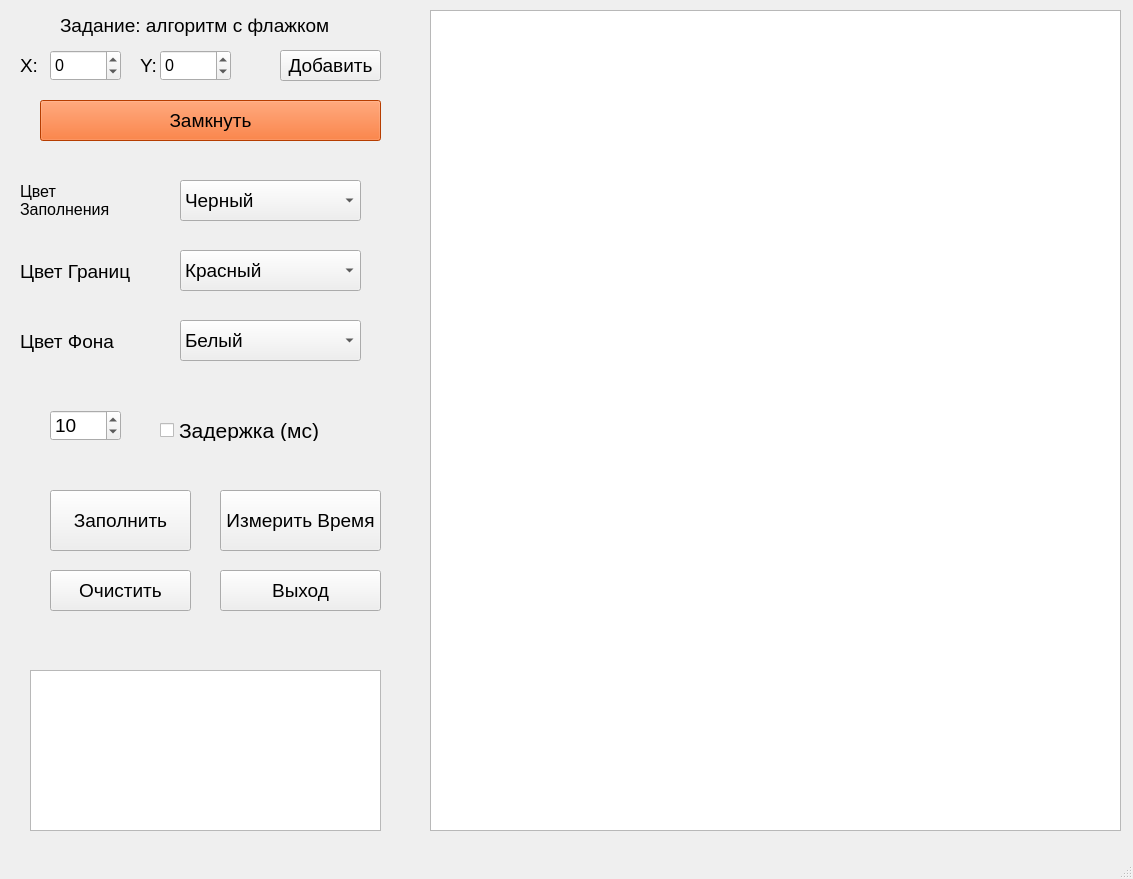
This is 5/design.ui in awarebayes/kg as Qt 5 draws it before an edit. The edited form follows.
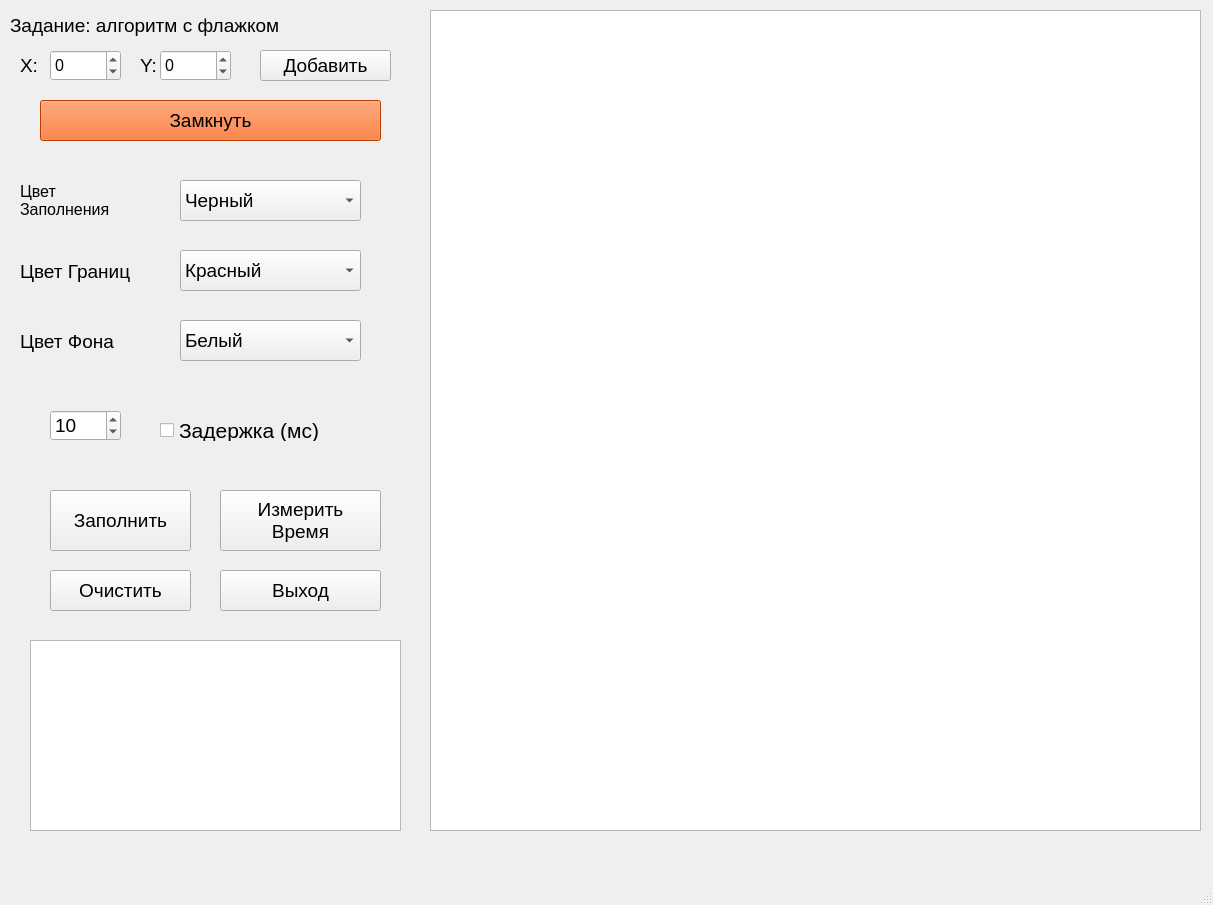
This is the edited form.

```diff
--- a/5/design.ui
+++ b/5/design.ui
@@ -6,8 +6,8 @@
    <rect>
     <x>0</x>
     <y>0</y>
-    <width>1133</width>
-    <height>879</height>
+    <width>1213</width>
+    <height>905</height>
    </rect>
   </property>
   <property name="windowTitle">
@@ -19,7 +19,7 @@
      <rect>
       <x>430</x>
       <y>10</y>
-      <width>691</width>
+      <width>771</width>
       <height>821</height>
      </rect>
     </property>
@@ -90,9 +90,9 @@
    <widget class="QPushButton" name="add_btn">
     <property name="geometry">
      <rect>
-      <x>280</x>
+      <x>260</x>
       <y>50</y>
-      <width>101</width>
+      <width>131</width>
       <height>31</height>
      </rect>
     </property>
@@ -726,7 +726,7 @@
      <rect>
       <x>160</x>
       <y>420</y>
-      <width>191</width>
+      <width>241</width>
       <height>21</height>
      </rect>
     </property>
@@ -854,9 +854,9 @@
    <widget class="QLabel" name="label_6">
     <property name="geometry">
      <rect>
-      <x>60</x>
+      <x>10</x>
       <y>10</y>
-      <width>301</width>
+      <width>401</width>
       <height>31</height>
      </rect>
     </property>
@@ -873,9 +873,9 @@
     <property name="geometry">
      <rect>
       <x>30</x>
-      <y>670</y>
-      <width>351</width>
-      <height>161</height>
+      <y>640</y>
+      <width>371</width>
+      <height>191</height>
      </rect>
     </property>
     <property name="font">
@@ -899,7 +899,8 @@
      </font>
     </property>
     <property name="text">
-     <string>Измерить Время</string>
+     <string>Измерить
+Время</string>
     </property>
    </widget>
   </widget>
```
Left out of the diff: 4 changed lines with no effect on the pictures.
